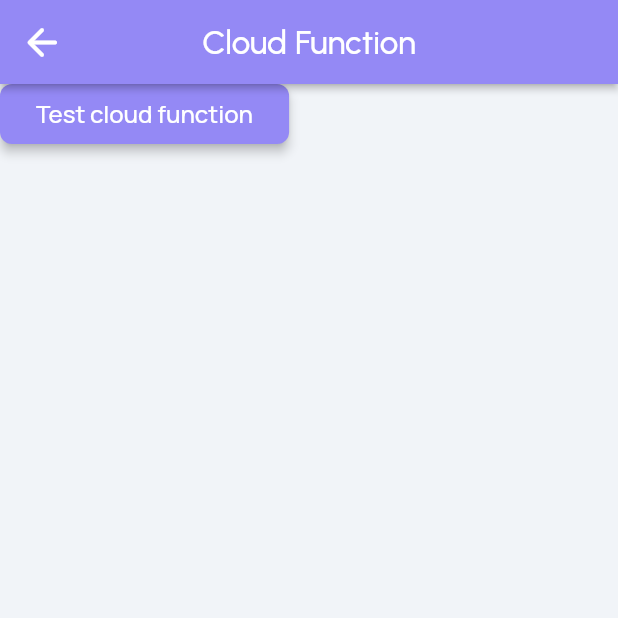
After one commit to leothesen/wheel-of-life-flutterflow, a Flutter app: the CloudFunctionTestWidget screen opened by its route, after a tap on "Test cloud function", on a phone screen of 412 x 824 dp, the top half of it. The commit adds this screen. Run offline on Flutter 3.47's test engine with Material 3 defaults, Android fonts, the phone set to English and light mode, and no system bars; drawn by our look-alikes of auto_size_text; our stand-ins replace cloud_firestore, cloud_functions, firebase_auth, firebase_core, flutter_animate, font_awesome_flutter and 10 more; missing offline and left inert: flutter_google_places, google_api_headers, google_maps_webservice, json_path; accounts and stored records are empty; network calls fail.

Commit message:
cloudfunction test

```diff
--- /dev/null
+++ b/lib/backend/custom_cloud_functions/custom_cloud_function_response_manager.dart
@@ -0,0 +1,10 @@
+class HelloWorldCloudFunctionCloudFunctionCallResponse {
+  HelloWorldCloudFunctionCloudFunctionCallResponse({
+    this.errorCode,
+    this.succeeded,
+    this.jsonBody,
+  });
+  String? errorCode;
+  bool? succeeded;
+  dynamic jsonBody;
+}
--- a/lib/flutter_flow/nav/nav.dart
+++ b/lib/flutter_flow/nav/nav.dart
@@ -105,6 +105,11 @@ GoRouter createRouter(AppStateNotifier appStateNotifier) => GoRouter(
           name: 'PlacePickerTest',
           path: '/placePickerTest',
           builder: (context, params) => const PlacePickerTestWidget(),
+        ),
+        FFRoute(
+          name: 'CloudFunctionTest',
+          path: '/cloudFunctionTest',
+          builder: (context, params) => const CloudFunctionTestWidget(),
         )
       ].map((r) => r.toRoute(appStateNotifier)).toList(),
     );
--- a/lib/index.dart
+++ b/lib/index.dart
@@ -5,3 +5,5 @@ export '/pages/values/values_widget.dart' show ValuesWidget;
 export '/pages/entries/entries_widget.dart' show EntriesWidget;
 export '/pages/place_picker_test/place_picker_test_widget.dart'
     show PlacePickerTestWidget;
+export '/pages/cloud_function_test/cloud_function_test_widget.dart'
+    show CloudFunctionTestWidget;
--- /dev/null
+++ b/lib/pages/cloud_function_test/cloud_function_test_model.dart
@@ -0,0 +1,21 @@
+import '/backend/custom_cloud_functions/custom_cloud_function_response_manager.dart';
+import '/flutter_flow/flutter_flow_util.dart';
+import 'cloud_function_test_widget.dart' show CloudFunctionTestWidget;
+import 'package:flutter/material.dart';
+
+class CloudFunctionTestModel extends FlutterFlowModel<CloudFunctionTestWidget> {
+  ///  State fields for stateful widgets in this page.
+
+  final unfocusNode = FocusNode();
+  // Stores action output result for [Cloud Function - helloWorldCloudFunction] action in Button widget.
+  HelloWorldCloudFunctionCloudFunctionCallResponse?
+      helloWorldCloudFunctionResponse;
+
+  @override
+  void initState(BuildContext context) {}
+
+  @override
+  void dispose() {
+    unfocusNode.dispose();
+  }
+}
--- /dev/null
+++ b/lib/pages/cloud_function_test/cloud_function_test_widget.dart
@@ -0,0 +1,159 @@
+import '/backend/custom_cloud_functions/custom_cloud_function_response_manager.dart';
+import '/flutter_flow/flutter_flow_icon_button.dart';
+import '/flutter_flow/flutter_flow_theme.dart';
+import '/flutter_flow/flutter_flow_util.dart';
+import '/flutter_flow/flutter_flow_widgets.dart';
+import 'package:cloud_functions/cloud_functions.dart';
+import 'package:flutter/material.dart';
+import 'cloud_function_test_model.dart';
+export 'cloud_function_test_model.dart';
+
+class CloudFunctionTestWidget extends StatefulWidget {
+  const CloudFunctionTestWidget({super.key});
+
+  @override
+  State<CloudFunctionTestWidget> createState() =>
+      _CloudFunctionTestWidgetState();
+}
+
+class _CloudFunctionTestWidgetState extends State<CloudFunctionTestWidget> {
+  late CloudFunctionTestModel _model;
+
+  final scaffoldKey = GlobalKey<ScaffoldState>();
+
+  @override
+  void initState() {
+    super.initState();
+    _model = createModel(context, () => CloudFunctionTestModel());
+
+    WidgetsBinding.instance.addPostFrameCallback((_) => setState(() {}));
+  }
+
+  @override
+  void dispose() {
+    _model.dispose();
+
+    super.dispose();
+  }
+
+  @override
+  Widget build(BuildContext context) {
+    return GestureDetector(
+      onTap: () => _model.unfocusNode.canRequestFocus
+          ? FocusScope.of(context).requestFocus(_model.unfocusNode)
+          : FocusScope.of(context).unfocus(),
+      child: Scaffold(
+        key: scaffoldKey,
+        backgroundColor: FlutterFlowTheme.of(context).primaryBackground,
+        appBar: AppBar(
+          backgroundColor: FlutterFlowTheme.of(context).primary,
+          automaticallyImplyLeading: false,
+          leading: FlutterFlowIconButton(
+            borderColor: Colors.transparent,
+            borderRadius: 30.0,
+            borderWidth: 1.0,
+            buttonSize: 60.0,
+            icon: const Icon(
+              Icons.arrow_back_rounded,
+              color: Colors.white,
+              size: 30.0,
+            ),
+            onPressed: () async {
+              context.pop();
+            },
+          ),
+          title: Text(
+            'Cloud Function',
+            style: FlutterFlowTheme.of(context).headlineMedium.override(
+                  fontFamily: 'Urbanist',
+                  color: Colors.white,
+                  fontSize: 22.0,
+                  letterSpacing: 0.0,
+                ),
+          ),
+          actions: const [],
+          centerTitle: true,
+          elevation: 2.0,
+        ),
+        body: SafeArea(
+          top: true,
+          child: Column(
+            mainAxisSize: MainAxisSize.max,
+            children: [
+              FFButtonWidget(
+                onPressed: () async {
+                  try {
+                    final result = await FirebaseFunctions.instance
+                        .httpsCallable('helloWorldCloudFunction')
+                        .call({});
+                    _model.helloWorldCloudFunctionResponse =
+                        HelloWorldCloudFunctionCloudFunctionCallResponse(
+                      succeeded: true,
+                    );
+                  } on FirebaseFunctionsException catch (error) {
+                    _model.helloWorldCloudFunctionResponse =
+                        HelloWorldCloudFunctionCloudFunctionCallResponse(
+                      errorCode: error.code,
+                      succeeded: false,
+                    );
+                  }
+
+                  if (_model.helloWorldCloudFunctionResponse!.succeeded!) {
+                    ScaffoldMessenger.of(context).showSnackBar(
+                      SnackBar(
+                        content: Text(
+                          _model.helloWorldCloudFunctionResponse!.jsonBody!
+                              .toString(),
+                          style: TextStyle(
+                            color: FlutterFlowTheme.of(context).primaryText,
+                          ),
+                        ),
+                        duration: const Duration(milliseconds: 4000),
+                        backgroundColor: FlutterFlowTheme.of(context).secondary,
+                      ),
+                    );
+                  } else {
+                    ScaffoldMessenger.of(context).showSnackBar(
+                      SnackBar(
+                        content: Text(
+                          _model.helloWorldCloudFunctionResponse!.jsonBody!
+                              .toString(),
+                          style: TextStyle(
+                            color: FlutterFlowTheme.of(context).primaryText,
+                          ),
+                        ),
+                        duration: const Duration(milliseconds: 4000),
+                        backgroundColor: FlutterFlowTheme.of(context).error,
+                      ),
+                    );
+                  }
+
+                  setState(() {});
+                },
+                text: 'Test cloud function',
+                options: FFButtonOptions(
+                  height: 40.0,
+                  padding: const EdgeInsetsDirectional.fromSTEB(24.0, 0.0, 24.0, 0.0),
+                  iconPadding:
+                      const EdgeInsetsDirectional.fromSTEB(0.0, 0.0, 0.0, 0.0),
+                  color: FlutterFlowTheme.of(context).primary,
+                  textStyle: FlutterFlowTheme.of(context).titleSmall.override(
+                        fontFamily: 'Manrope',
+                        color: Colors.white,
+                        letterSpacing: 0.0,
+                      ),
+                  elevation: 3.0,
+                  borderSide: const BorderSide(
+                    color: Colors.transparent,
+                    width: 1.0,
+                  ),
+                  borderRadius: BorderRadius.circular(8.0),
+                ),
+              ),
+            ],
+          ),
+        ),
+      ),
+    );
+  }
+}
--- a/pubspec.yaml
+++ b/pubspec.yaml
@@ -30,6 +30,9 @@ dependencies:
   cloud_firestore: 4.17.3
   cloud_firestore_platform_interface: 6.2.3
   cloud_firestore_web: 3.12.3
+  cloud_functions: 4.7.4
+  cloud_functions_platform_interface: 5.5.26
+  cloud_functions_web: 4.9.4
   collection: 1.18.0
   firebase_auth: 4.19.5
   firebase_auth_platform_interface: 7.2.6
```
Also changed, not shown: firebase/custom_cloud_functions/package.json (added, +13 -0 lines), lib/pages/home_page/home_page_widget.dart (+26 -0 lines), firebase/firebase.json, 2 other files.
